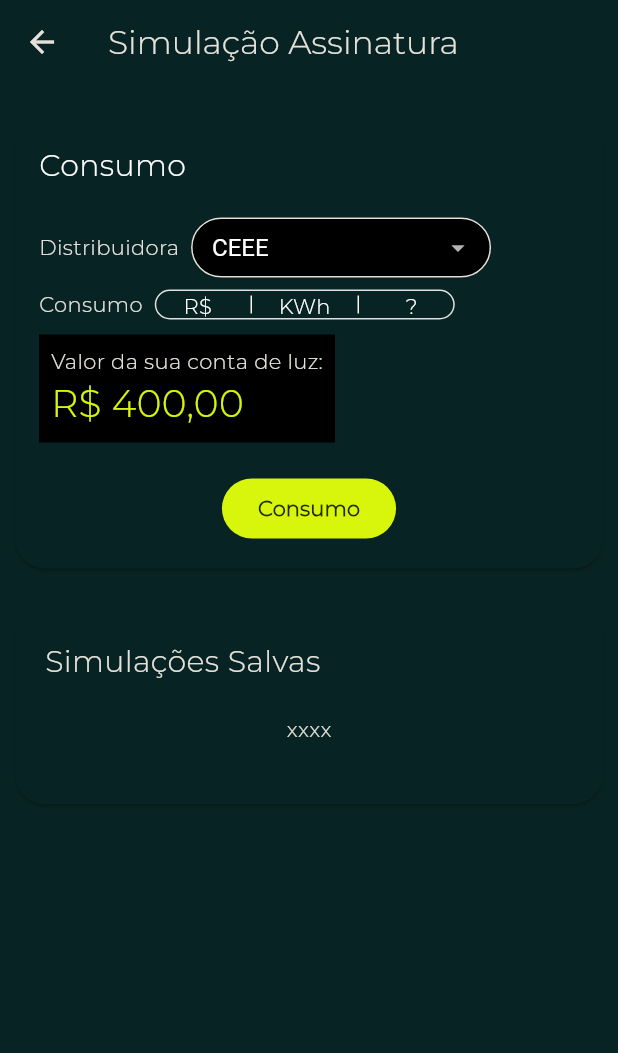
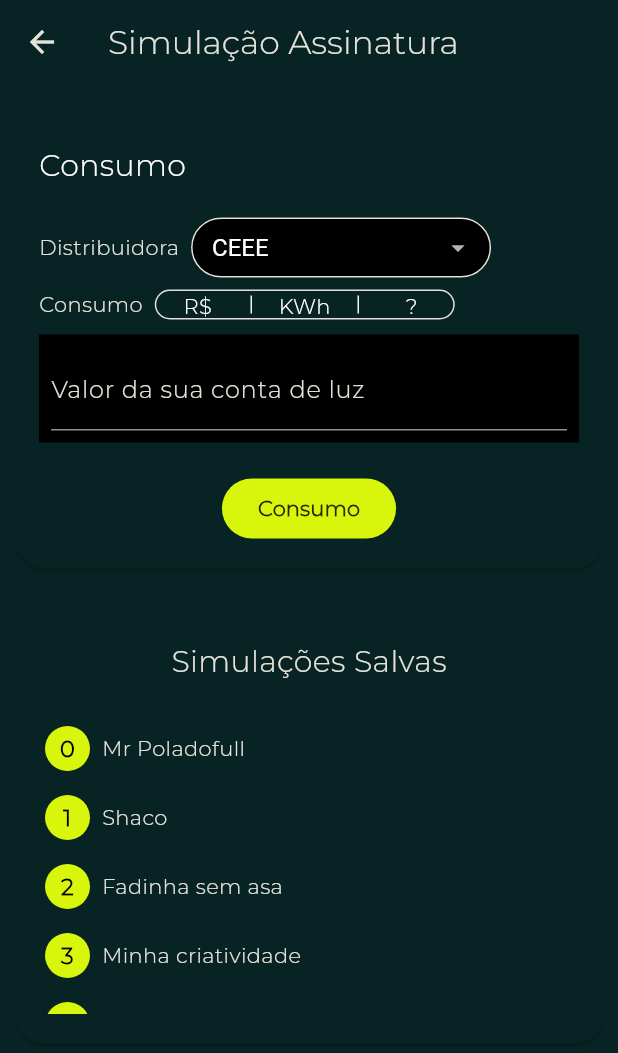
Before and after one commit to chrnotag/volters-main, a Flutter app: the Tela03AssiSim1 screen opened directly, on a phone screen of 412 x 824 dp. Shown: the top 1053 px of the screen. Run offline on Flutter 3.47's test engine with Material 2 defaults, Android fonts, the phone set to English and light mode, and no system bars; our stand-ins replace easy_localization, firebase_core; missing offline and left inert: firebase_ui_auth, firebase_ui_oauth_google; accounts and stored records are empty; project files that could hold a hidden picture were left out.

Commit message:
fim da tela 03, ambos os cards

```diff
--- a/lib/screens/tela03_assi_sim1.dart
+++ b/lib/screens/tela03_assi_sim1.dart
@@ -16,6 +16,13 @@ class Tela03AssiSim1 extends StatefulWidget {
 
 class _Tela03AssiSim1State extends State<Tela03AssiSim1> {
   String nameValue = 'CEEE';
+  List<String> listaItens = [
+    'Mr Poladofull',
+    'Shaco',
+    'Fadinha sem asa',
+    'Minha criatividade',
+    'acabou aqui'
+  ];
 
   @override
   Widget build(BuildContext context) {
@@ -32,7 +39,9 @@ class _Tela03AssiSim1State extends State<Tela03AssiSim1> {
                   padding: const EdgeInsets.symmetric(vertical: 20),
                   child: CardConsumo(nameValue: nameValue),
                 ),
-                Card02(),
+                Card02(
+                  listaItens: listaItens,
+                ),
               ],
             ),
           ),
@@ -245,16 +254,10 @@ class _CardConsumoState extends State<CardConsumo> {
                 color: Colors.black,
                 child: Padding(
                   padding: const EdgeInsets.all(8.0),
-                  child: Column(
-                    crossAxisAlignment: CrossAxisAlignment.start,
-                    children: [
-                      Text('Valor da sua conta de luz:'),
-                      Text(
-                        'R\$ 400,00',
-                        style: TextStyle(
-                            fontSize: 25, color: TemaVolters.cores.primary),
-                      ),
-                    ],
+                  child: TextField(
+                    decoration: InputDecoration(
+                        hintText: 'Valor dua sua conta de luz',
+                        labelText: 'Valor da sua conta de luz'),
                   ),
                 ),
               ),
@@ -288,7 +291,9 @@ class _CardConsumoState extends State<CardConsumo> {
 //segundo card da tela 1
 
 class Card02 extends StatefulWidget {
-  const Card02({Key? key}) : super(key: key);
+  final List<String> listaItens;
+
+  Card02({Key? key, required this.listaItens}) : super(key: key);
 
   @override
   _Card02State createState() => _Card02State();
@@ -302,22 +307,48 @@ class _Card02State extends State<Card02> {
         padding: const EdgeInsets.all(20),
         child: Column(
           children: [
-            Row(
-              mainAxisAlignment: MainAxisAlignment.spaceBetween,
-              children: [
             Text(LocaleKeys.simule_part2,
                 style: TextStyle(
                   fontSize: 20,
                 )).tr(),
+            const SizedBox(height: 20),
+            SizedBox(
+              height: 200,
+              child: ListView.builder(
+                itemCount: widget.listaItens.length,
+                shrinkWrap: true,
+                itemBuilder: (context, index) {
+                  return Padding(
+                    padding: const EdgeInsets.symmetric(vertical: 8.0),
+                    child: Row(
+                      children: [
+                        Container(
+                          width: 30,
+                          height: 30,
+                          decoration: BoxDecoration(
+                              borderRadius: BorderRadius.circular(50),
+                              color: TemaVolters.cores.primary),
+                          child: Center(
+                            child: Text(
+                              index.toString(),
+                              textAlign: TextAlign.center,
+                              style: TextStyle(
+                                  fontSize: 15,
+                                  color: Colors.black,
+                                  fontWeight: FontWeight.bold),
+                            ),
+                          ),
+                        ),
+                        Padding(
+                          padding: EdgeInsets.only(left: 8),
+                          child: Text(widget.listaItens[index]),
+                        )
                       ],
                     ),
-            const SizedBox(height: 20),
-            Text(LocaleKeys.assinatura_tela03_part2).tr(),
-            const SizedBox(height: 20),
-            Row(
-              mainAxisAlignment: MainAxisAlignment.spaceAround,
-              children: [],
+                  );
+                },
               ),
+            )
           ],
         ),
       ),
```
Lines whose indentation alone changed are shown as unchanged.
